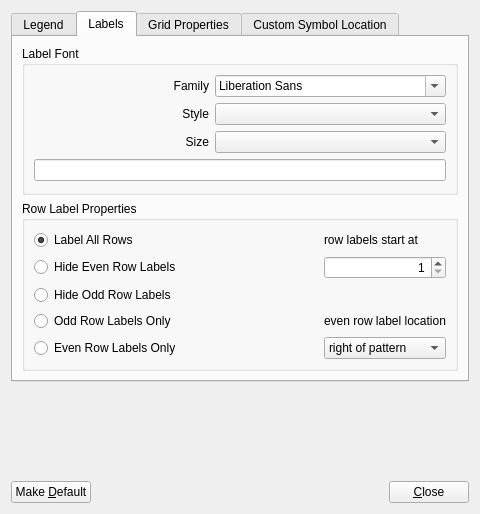
First picture: the form in sconcho/gui/ui/preferences_dialog.ui, repository haskelladdict/sconcho, before the edit.
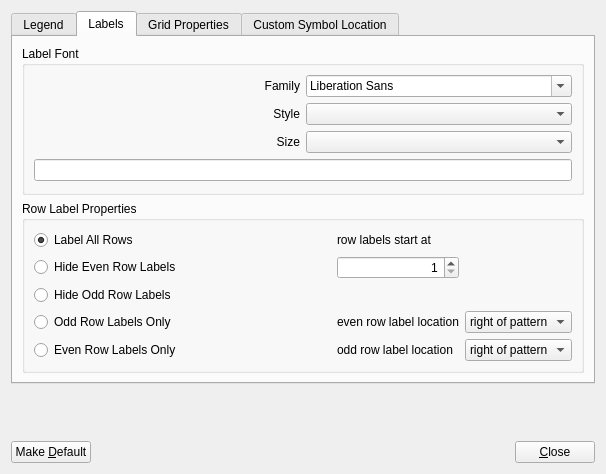
Second picture: the form after the edit. The open tabs and pages were chosen to show the change.

Commit message: Added ability for odd/even row labels to be on left or right.

Diff of the .ui file:
```diff
--- a/sconcho/gui/ui/preferences_dialog.ui
+++ b/sconcho/gui/ui/preferences_dialog.ui
@@ -6,8 +6,8 @@
    <rect>
     <x>0</x>
     <y>0</y>
-    <width>480</width>
-    <height>514</height>
+    <width>606</width>
+    <height>474</height>
    </rect>
   </property>
   <property name="windowTitle">
@@ -162,30 +162,8 @@
          <property name="title">
           <string>Row Label Properties</string>
          </property>
-         <layout class="QVBoxLayout" name="verticalLayout">
-          <item>
-           <layout class="QGridLayout" name="gridLayout_6">
-            <item row="7" column="0">
-             <widget class="QRadioButton" name="showEvenRowsButton">
-              <property name="text">
-               <string>Even Row Labels Only</string>
-              </property>
-              <attribute name="buttonGroup">
-               <string>buttonGroup</string>
-              </attribute>
-             </widget>
-            </item>
-            <item row="3" column="0">
-             <widget class="QRadioButton" name="labelOddRowsButton">
-              <property name="text">
-               <string>Hide Even Row Labels</string>
-              </property>
-              <attribute name="buttonGroup">
-               <string>buttonGroup</string>
-              </attribute>
-             </widget>
-            </item>
-            <item row="2" column="0">
+         <layout class="QGridLayout" name="gridLayout_5">
+          <item row="0" column="0">
              <widget class="QRadioButton" name="labelAllRowsButton">
               <property name="text">
                <string>Label All Rows</string>
@@ -198,34 +176,37 @@
               </attribute>
              </widget>
             </item>
-            <item row="4" column="0">
-             <widget class="QRadioButton" name="labelEvenRowsButton">
-              <property name="text">
-               <string>Hide Odd Row Labels</string>
-              </property>
-              <attribute name="buttonGroup">
-               <string>buttonGroup</string>
-              </attribute>
-             </widget>
-            </item>
-            <item row="6" column="0">
-             <widget class="QRadioButton" name="showOddRowsButton">
-              <property name="text">
-               <string>Odd Row Labels Only</string>
-              </property>
-              <attribute name="buttonGroup">
-               <string>buttonGroup</string>
-              </attribute>
-             </widget>
-            </item>
-            <item row="2" column="2">
+          <item row="0" column="2">
              <widget class="QLabel" name="label_8">
               <property name="text">
                <string>row labels start at</string>
               </property>
              </widget>
             </item>
-            <item row="3" column="2">
+          <item row="1" column="0">
+           <widget class="QRadioButton" name="labelOddRowsButton">
+            <property name="text">
+             <string>Hide Even Row Labels</string>
+            </property>
+            <attribute name="buttonGroup">
+             <string>buttonGroup</string>
+            </attribute>
+           </widget>
+          </item>
+          <item row="1" column="1">
+           <spacer name="horizontalSpacer_2">
+            <property name="orientation">
+             <enum>Qt::Horizontal</enum>
+            </property>
+            <property name="sizeHint" stdset="0">
+             <size>
+              <width>28</width>
+              <height>20</height>
+             </size>
+            </property>
+           </spacer>
+          </item>
+          <item row="1" column="2">
              <widget class="QSpinBox" name="rowLabelStartSpinner">
               <property name="alignment">
                <set>Qt::AlignRight|Qt::AlignTrailing|Qt::AlignVCenter</set>
@@ -238,27 +219,34 @@
               </property>
              </widget>
             </item>
-            <item row="3" column="1">
-             <spacer name="horizontalSpacer_2">
-              <property name="orientation">
-               <enum>Qt::Horizontal</enum>
-              </property>
-              <property name="sizeHint" stdset="0">
-               <size>
-                <width>40</width>
-                <height>20</height>
-               </size>
-              </property>
-             </spacer>
-            </item>
-            <item row="6" column="2">
+          <item row="2" column="0">
+           <widget class="QRadioButton" name="labelEvenRowsButton">
+            <property name="text">
+             <string>Hide Odd Row Labels</string>
+            </property>
+            <attribute name="buttonGroup">
+             <string>buttonGroup</string>
+            </attribute>
+           </widget>
+          </item>
+          <item row="3" column="0">
+           <widget class="QRadioButton" name="showOddRowsButton">
+            <property name="text">
+             <string>Odd Row Labels Only</string>
+            </property>
+            <attribute name="buttonGroup">
+             <string>buttonGroup</string>
+            </attribute>
+           </widget>
+          </item>
+          <item row="3" column="2">
              <widget class="QLabel" name="label_9">
               <property name="text">
                <string>even row label location</string>
               </property>
              </widget>
             </item>
-            <item row="7" column="2">
+          <item row="3" column="3">
              <widget class="QComboBox" name="evenRowLabelLocationComboBox">
               <item>
                <property name="text">
@@ -272,7 +260,36 @@
               </item>
              </widget>
             </item>
-           </layout>
+          <item row="4" column="0">
+           <widget class="QRadioButton" name="showEvenRowsButton">
+            <property name="text">
+             <string>Even Row Labels Only</string>
+            </property>
+            <attribute name="buttonGroup">
+             <string>buttonGroup</string>
+            </attribute>
+           </widget>
+          </item>
+          <item row="4" column="2">
+           <widget class="QLabel" name="label_13">
+            <property name="text">
+             <string>odd row label location</string>
+            </property>
+           </widget>
+          </item>
+          <item row="4" column="3">
+           <widget class="QComboBox" name="oddRowLabelLocationComboBox">
+            <item>
+             <property name="text">
+              <string>right of pattern</string>
+             </property>
+            </item>
+            <item>
+             <property name="text">
+              <string>left of pattern</string>
+             </property>
+            </item>
+           </widget>
           </item>
          </layout>
         </widget>
```
Lines whose indentation alone changed are shown as unchanged. The commit also changes 15 other files.
